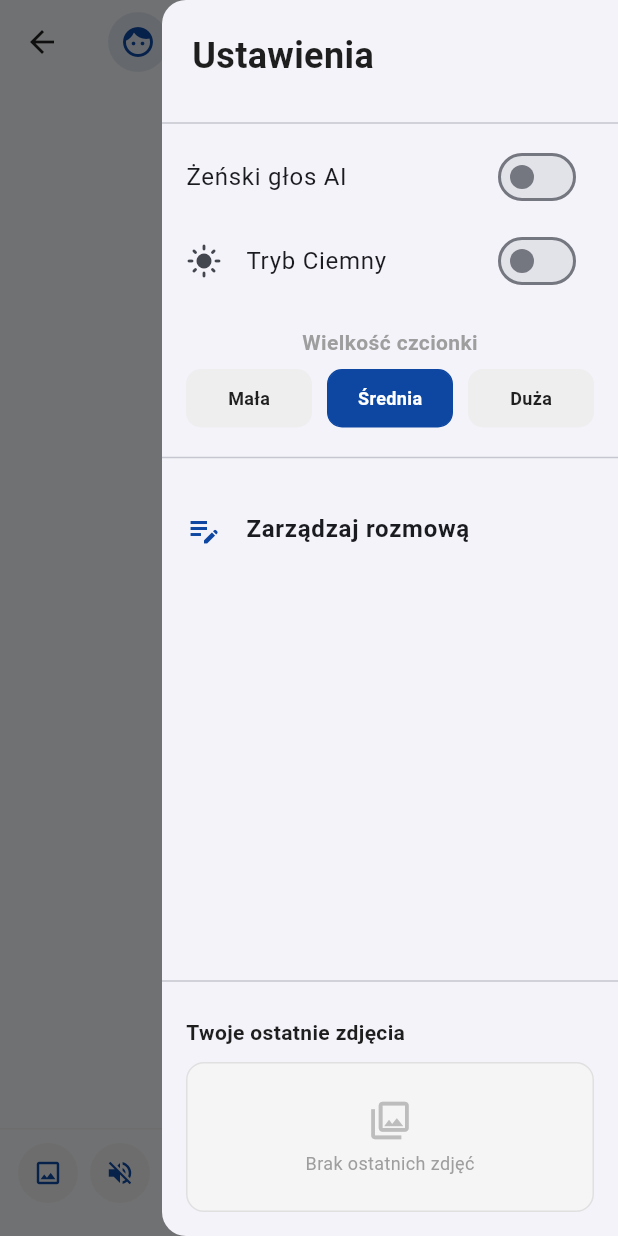
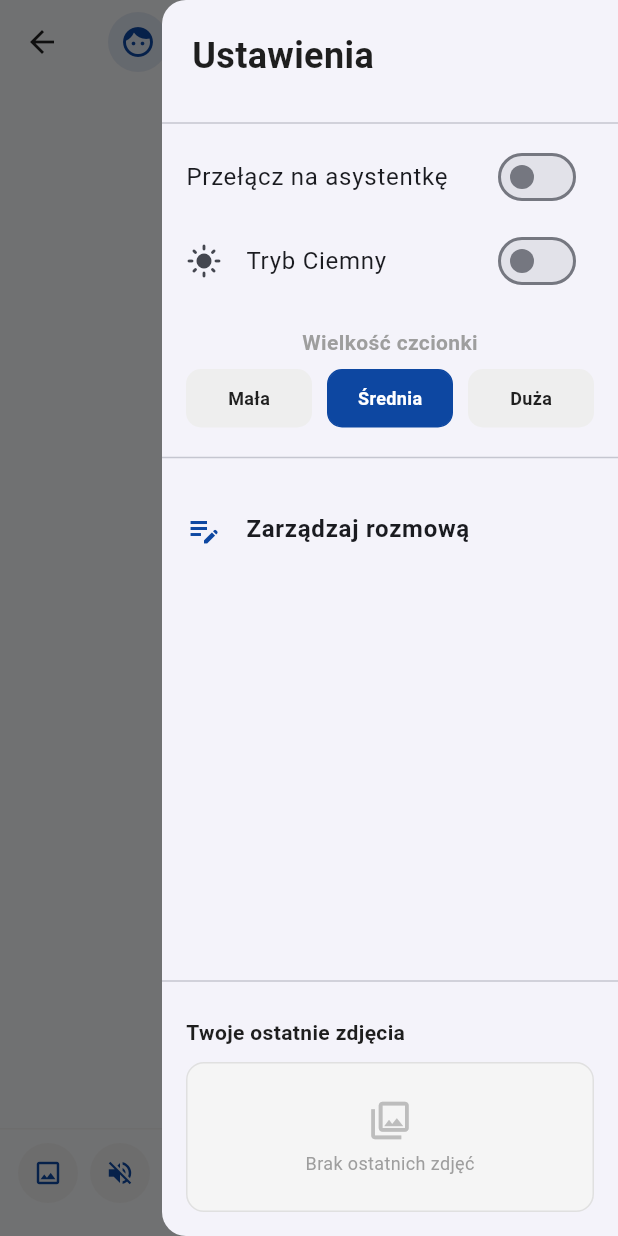
Before and after one commit to MED1123/mind-guide-ai, a Flutter app: the ChatScreen screen opened directly with empty values, with the side drawer open, on a phone screen of 412 x 824 dp. Run offline on Flutter 3.47's test engine with Material 3 defaults, Android fonts, the phone set to English and light mode, and no system bars; drawn by our look-alikes of flutter_bounceable; our stand-ins replace flutter_dotenv, flutter_tts, image_picker, sqflite, table_calendar; accounts and stored records are empty.

Commit message:
usunięcie niechcianego ttsa

```diff
--- a/lib/screens/chat_screen.dart
+++ b/lib/screens/chat_screen.dart
@@ -12,7 +12,7 @@ import '../models/mood_entry.dart';
 import '../main.dart';
 import '../widgets/animated_button.dart';
 
-// --- WIADOMOŚĆ PRZESUWANA (SWIPE) ---
+// --- WIADOMOŚĆ PRZESUWANA ---
 class SlidableMessage extends StatefulWidget {
   final Widget child;
   final DateTime? time;
@@ -105,6 +105,7 @@ class _SlidableMessageState extends State<SlidableMessage>
                 ),
               ),
             ),
+
           Transform.translate(
             offset: Offset(_dragOffset, 0),
             child: widget.child,
@@ -398,6 +399,7 @@ class _ChatScreenState extends State<ChatScreen> {
       }
       _isTyping = true;
 
+      // Kopia listy do edycji
       List<String> newImagePaths = List.from(_currentEntry.imagePaths);
       newImagePaths.addAll(imagesToSend);
       _currentEntry.imagePaths = newImagePaths;
@@ -436,9 +438,11 @@ class _ChatScreenState extends State<ChatScreen> {
           "time": DateTime.now(),
         });
       });
+
       if (_isSoundEnabled) {
         _ttsService.speak(aiResponse);
       }
+
       _saveConversation();
     } catch (e) {
       if (mounted)
@@ -623,16 +627,15 @@ class _ChatScreenState extends State<ChatScreen> {
 
   @override
   Widget build(BuildContext context) {
+    final isDark = Theme.of(context).brightness == Brightness.dark;
+    final inputBgColor = isDark
+        ? const Color(0xFF2C2C2C)
+        : Colors.grey.shade200;
+    final inputIconColor = isDark ? Colors.grey : Colors.grey.shade600;
+
     return AnimatedBuilder(
       animation: appSettings,
       builder: (context, child) {
-        // DEFINICJA KOLORÓW WEWNĄTRZ BUILDERA (NAPRAWA BŁĘDU)
-        final isDark = Theme.of(context).brightness == Brightness.dark;
-        final inputBgColor = isDark
-            ? const Color(0xFF2C2C2C)
-            : Colors.grey.shade200;
-        final inputIconColor = isDark ? Colors.grey : Colors.grey.shade600;
-
         return Scaffold(
           backgroundColor: Theme.of(context).scaffoldBackgroundColor,
           appBar: AppBar(
@@ -721,7 +724,7 @@ class _ChatScreenState extends State<ChatScreen> {
                       child: Column(
                         children: [
                           SwitchListTile(
-                            title: const Text("Żeński głos AI"),
+                            title: const Text("Przełącz na asystentkę"),
                             value: appSettings.isAiFemale,
                             activeColor: AppColors.primaryBlue,
                             onChanged: (v) => appSettings.toggleGender(v),
@@ -905,10 +908,8 @@ class _ChatScreenState extends State<ChatScreen> {
                             time: msg['time'] as DateTime?,
                             child: GestureDetector(
                               onTap: () {
-                                if (!isUser && msg['text'] != null) {
-                                  HapticFeedback.selectionClick();
-                                  _ttsService.speak(msg['text']!);
-                                } else if (msg['role'] == 'user_image') {
+                                // ZMIANA: Usunięto wywołanie TTS przy kliknięciu w dymek
+                                if (msg['role'] == 'user_image') {
                                   _showFullImage(msg['path']!);
                                 }
                               },
```
